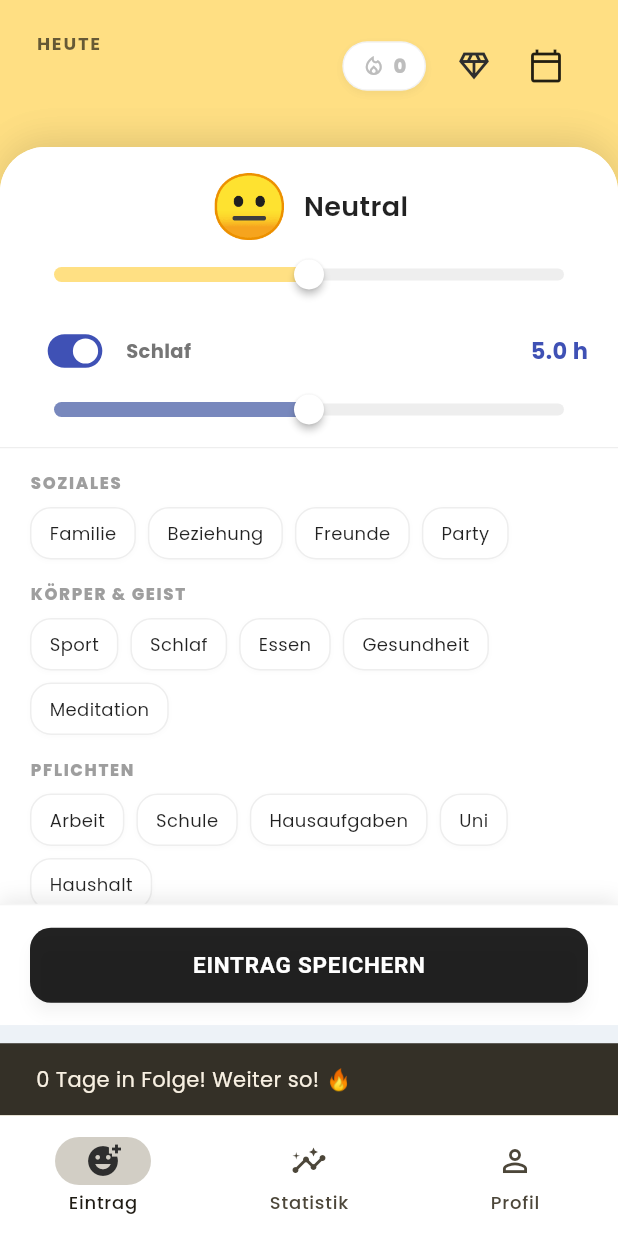
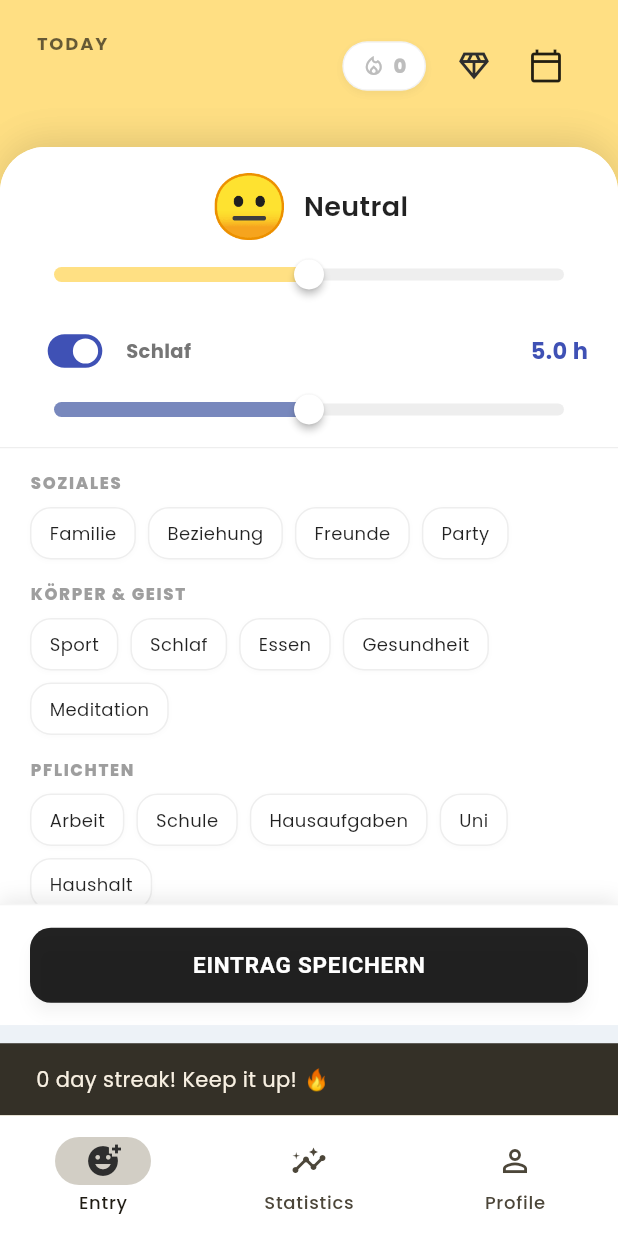
Before and after one commit to yoshikyoshik/mood_tracker, a Flutter app: the screen it shows once a user with an empty profile is signed in, after a tap on an icon or button, on a phone screen of 412 x 824 dp. Run offline on Flutter 3.47's test engine with Material 3 defaults, Android fonts, the light colour scheme and no system bars; our stand-ins replace fl_chart, flutter_heatmap_calendar, flutter_native_splash, google_fonts, lottie, package_info_plus and 2 more; missing offline and left inert: record; accounts and stored records are empty; network calls fail.

Commit message:
feat: Multilanguage_1

```diff
--- /dev/null
+++ b/l10n.yaml
@@ -0,0 +1,5 @@
+arb-dir: lib/l10n
+template-arb-file: app_de.arb
+output-localization-file: app_localizations.dart
+synthetic-package: false
+output-dir: lib/l10n/generated
--- /dev/null
+++ b/lib/l10n/app_en.arb
@@ -0,0 +1,13 @@
+{
+  "appTitle": "LuvioSphere",
+  "today": "Today",
+  "moodEntry": "Entry",
+  "statistics": "Statistics",
+  "profile": "Profile",
+  "newProfile": "New...",
+  "save": "Save",
+  "cancel": "Cancel",
+  "delete": "Delete",
+  "edit": "Edit",
+  "streakMessage": "{count} day streak! Keep it up! 🔥"
+}
--- /dev/null
+++ b/lib/l10n/app_es.arb
@@ -0,0 +1,13 @@
+{
+  "appTitle": "LuvioSphere",
+  "today": "Hoy",
+  "moodEntry": "Entrada",
+  "statistics": "Estadísticas",
+  "profile": "Perfil",
+  "newProfile": "Nuevo...",
+  "save": "Guardar",
+  "cancel": "Cancelar",
+  "delete": "Eliminar",
+  "edit": "Editar",
+  "streakMessage": "¡Racha de {count} días! ¡Sigue así! 🔥"
+}
--- /dev/null
+++ b/lib/l10n/app_ru.arb
@@ -0,0 +1,13 @@
+{
+  "appTitle": "LuvioSphere",
+  "today": "Сегодня",
+  "moodEntry": "Запись",
+  "statistics": "Статистика",
+  "profile": "Профиль",
+  "newProfile": "Новый...",
+  "save": "Сохранить",
+  "cancel": "Отмена",
+  "delete": "Удалить",
+  "edit": "Редактировать",
+  "streakMessage": "{count} дн. подряд! Так держать! 🔥"
+}
--- /dev/null
+++ b/lib/l10n/app_zh.arb
@@ -0,0 +1,13 @@
+{
+  "appTitle": "LuvioSphere",
+  "today": "今天",
+  "moodEntry": "条目",
+  "statistics": "统计",
+  "profile": "个人资料",
+  "newProfile": "新...",
+  "save": "保存",
+  "cancel": "取消",
+  "delete": "删除",
+  "edit": "编辑",
+  "streakMessage": "连续 {count} 天！继续加油！🔥"
+}
--- a/lib/main.dart
+++ b/lib/main.dart
@@ -2,6 +2,9 @@ import 'package:flutter/material.dart';
 import 'package:supabase_flutter/supabase_flutter.dart';
 import 'theme/app_theme.dart';
 import 'package:flutter_native_splash/flutter_native_splash.dart';
+
+import 'package:flutter_localizations/flutter_localizations.dart';
+import 'l10n/generated/app_localizations.dart';
 
 // Wir importieren nur noch den "AuthGate" Screen,
 // alles andere ist hinter den Kulissen versteckt.
@@ -39,11 +42,27 @@ class MoodApp extends StatelessWidget {
   @override
   Widget build(BuildContext context) {
     return MaterialApp(
-      debugShowCheckedModeBanner: false,
-      title: 'Mood Tracker',
-      theme: AppTheme.lightTheme,
+  title: 'LuvioSphere', // Hier noch hardcoded Fallback
+  debugShowCheckedModeBanner: false,
+  theme: AppTheme.lightTheme,
 
-      home: const AuthGate(),
-    );
+  // --- NEUE LOKALISIERUNG ---
+  localizationsDelegates: [
+    AppLocalizations.delegate, // Unsere eigenen Texte
+    GlobalMaterialLocalizations.delegate, // Flutter Standard-Texte (Datumswähler, etc.)
+    GlobalWidgetsLocalizations.delegate,
+    GlobalCupertinoLocalizations.delegate,
+  ],
+  supportedLocales: const [
+    Locale('de'), // Deutsch
+    Locale('en'), // Englisch
+    Locale('ru'), // Russisch
+    Locale('es'), // Spanisch
+    Locale('zh'), // Chinesisch
+  ],
+  // --------------------------
+
+  home: const AuthGate(),
+);
   }
 }
--- a/lib/screens/mood_tracker_screen.dart
+++ b/lib/screens/mood_tracker_screen.dart
@@ -10,6 +10,8 @@ import 'dart:convert';
 import 'package:flutter/foundation.dart';
 import 'package:shared_preferences/shared_preferences.dart';
 import 'package:flutter_native_splash/flutter_native_splash.dart';
+
+import '../l10n/generated/app_localizations.dart';
 
 import '../models/mood_entry.dart';
 import '../models/profile.dart';
@@ -99,6 +101,7 @@ class _MoodTrackerScreenState extends State<MoodTrackerScreen> {
 
   @override
   Widget build(BuildContext context) {
+    final l10n = AppLocalizations.of(context)!;
     final theme = Theme.of(context);
     final primaryColor = theme.colorScheme.primary;
 
@@ -109,7 +112,7 @@ class _MoodTrackerScreenState extends State<MoodTrackerScreen> {
     final headerTextColor = Colors.black87;
 
     final dateString = DateUtils.isSameDay(_selectedDate, DateTime.now())
-        ? "Heute" : DateFormat('dd.MM.yyyy').format(_selectedDate);
+        ? l10n.today : DateFormat('dd.MM.yyyy').format(_selectedDate);
 
     final relevantEntries = (_selectedProfileId == null)
         ? <MoodEntry>[]
@@ -207,7 +210,7 @@ class _MoodTrackerScreenState extends State<MoodTrackerScreen> {
                                         ],
                                       );
                                     }),
-                                    const Text("Neu..."),
+                                    Text(l10n.newProfile),
                                   ];
                                 },
                                 items: [
@@ -230,7 +233,7 @@ class _MoodTrackerScreenState extends State<MoodTrackerScreen> {
                                             color: (!_isPro && _profiles.isNotEmpty) ? Colors.grey : Colors.indigo
                                           ),
                                           const SizedBox(width: 10),
-                                          Text("Neu...", style: TextStyle(color: (!_isPro && _profiles.isNotEmpty) ? Colors.grey : Colors.indigo)),
+                                          Text(l10n.newProfile, style: TextStyle(color: (!_isPro && _profiles.isNotEmpty) ? Colors.grey : Colors.indigo)),
                                         ],
                                       ),
                                     ),
@@ -360,17 +363,17 @@ class _MoodTrackerScreenState extends State<MoodTrackerScreen> {
             NavigationDestination(
               icon: const Icon(Icons.add_reaction_outlined),
               selectedIcon: Icon(Icons.add_reaction, color: primaryColor),
-              label: 'Eintrag',
+              label: l10n.moodEntry,
             ),
             NavigationDestination(
               icon: const Icon(Icons.insights_outlined),
               selectedIcon: Icon(Icons.insights, color: primaryColor),
-              label: 'Statistik',
+              label: l10n.statistics,
             ),
             NavigationDestination(
               icon: const Icon(Icons.person_outline),
               selectedIcon: Icon(Icons.person, color: primaryColor),
-              label: 'Profil',
+              label: l10n.profile,
             ),
           ],
         ),
@@ -943,6 +946,7 @@ class _MoodTrackerScreenState extends State<MoodTrackerScreen> {
   }
 
   Widget _buildStreakBadge() {
+    final l10n = AppLocalizations.of(context)!;
     final int streak = _calculateStreak();
     Color color;
     IconData icon = Icons.local_fire_department_outlined;
@@ -955,7 +959,7 @@ class _MoodTrackerScreenState extends State<MoodTrackerScreen> {
     else { color = Colors.deepPurpleAccent; isLegendary = true; icon = Icons.auto_awesome; }
 
     return InkWell(
-      onTap: () { ScaffoldMessenger.of(context).showSnackBar(SnackBar(content: Text("$streak Tage in Folge! Weiter so! 🔥"))); },
+      onTap: () { ScaffoldMessenger.of(context).showSnackBar(SnackBar(content: Text(l10n.streakMessage(streak)))); },
       child: Container(
         padding: const EdgeInsets.symmetric(horizontal: 12, vertical: 6),
         margin: const EdgeInsets.only(right: 8),
--- a/pubspec.yaml
+++ b/pubspec.yaml
@@ -35,7 +35,7 @@ dependencies:
   # Use with the CupertinoIcons class for iOS style icons.
   cupertino_icons: ^1.0.8
   lottie: ^3.1.0
-  intl: ^0.19.0
+  intl: ^0.20.2
   supabase_flutter: ^2.8.0
   fl_chart: ^0.69.0
   google_fonts: ^6.1.0
@@ -49,6 +49,8 @@ dependencies:
   package_info_plus: ^9.0.0
   flutter_launcher_icons: ^0.14.4
   flutter_native_splash: ^2.4.7
+  flutter_localizations:
+    sdk: flutter
 
 dev_dependencies:
   flutter_test:
@@ -66,7 +68,7 @@ dev_dependencies:
 
 # The following section is specific to Flutter packages.
 flutter:
-
+  generate: true
   # The following line ensures that the Material Icons font is
   # included with your application, so that you can use the icons in
   # the material Icons class.
```
Also changed, not shown: lib/l10n/app_de.arb (added, +20 -0 lines), lib/l10n/generated/app_localizations.dart (added), lib/l10n/generated/app_localizations_de.dart (added), lib/l10n/generated/app_localizations_en.dart (added), lib/l10n/generated/app_localizations_es.dart (added), lib/l10n/generated/app_localizations_ru.dart (added), lib/l10n/generated/app_localizations_zh.dart (added), pubspec.lock.
